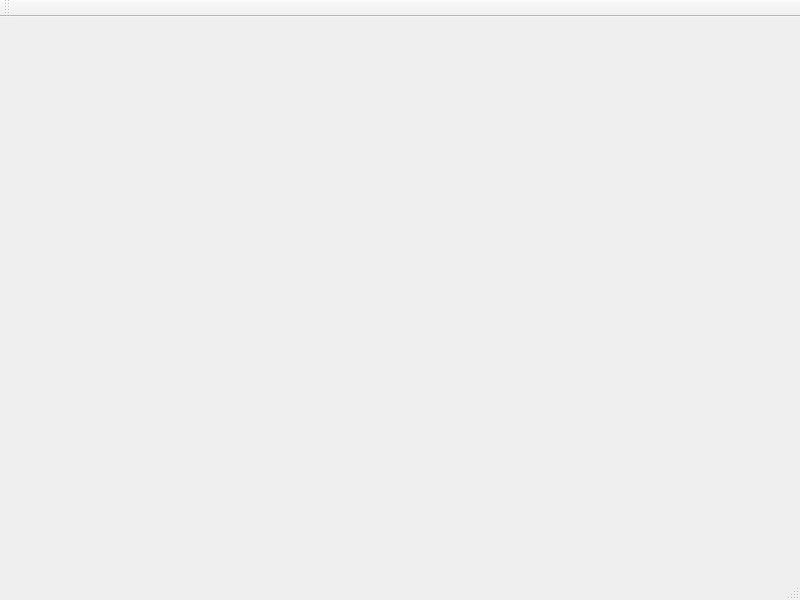
Above: Hotel/mainwindow.ui from ViniciusOmar/training-qt before the change. Below: the same form after it.
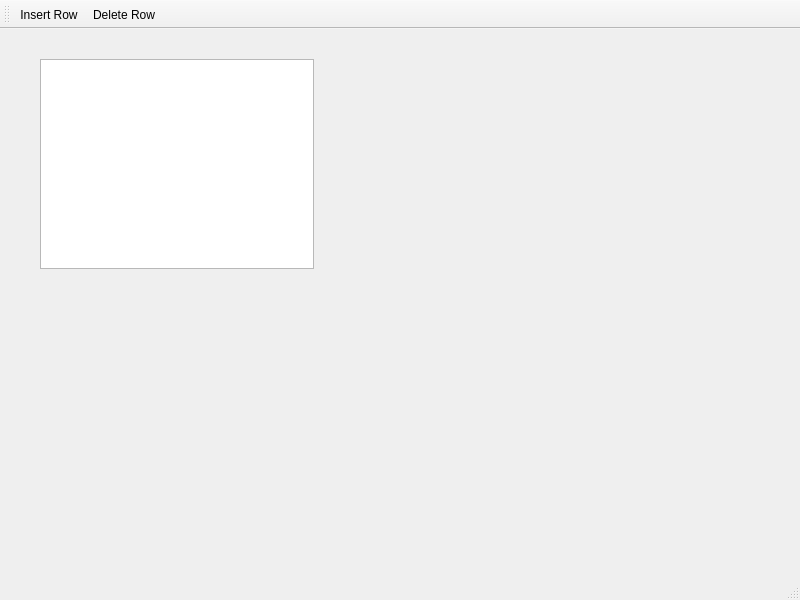
That is the form after the change.

What changed in the file:
```diff
--- a/Hotel/mainwindow.ui
+++ b/Hotel/mainwindow.ui
@@ -17,10 +17,10 @@
    <widget class="QWidget" name="hotelWidget" native="true">
     <property name="geometry">
      <rect>
-      <x>10</x>
-      <y>10</y>
-      <width>781</width>
-      <height>561</height>
+      <x>40</x>
+      <y>30</y>
+      <width>274</width>
+      <height>210</height>
      </rect>
     </property>
     <property name="sizePolicy">
@@ -29,6 +29,11 @@
       <verstretch>0</verstretch>
      </sizepolicy>
     </property>
+    <layout class="QVBoxLayout" name="verticalLayout">
+     <item>
+      <widget class="QTableView" name="tableView"/>
+     </item>
+    </layout>
    </widget>
   </widget>
   <widget class="QStatusBar" name="statusbar"/>
@@ -42,7 +47,19 @@
    <attribute name="toolBarBreak">
     <bool>false</bool>
    </attribute>
+   <addaction name="actionInsertRow"/>
+   <addaction name="actionDeleteRow"/>
   </widget>
+  <action name="actionInsertRow">
+   <property name="text">
+    <string>Insert Row</string>
+   </property>
+  </action>
+  <action name="actionDeleteRow">
+   <property name="text">
+    <string>Delete Row</string>
+   </property>
+  </action>
  </widget>
  <resources/>
  <connections/>
```
